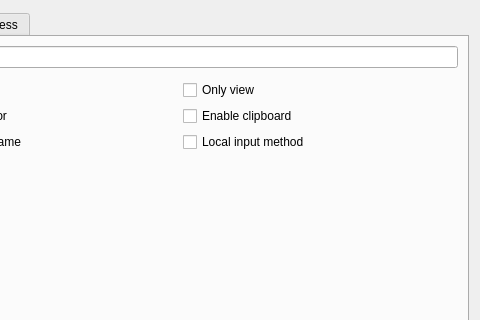
This is Plugins/LibVNCServer/Client/DlgSettingsLibVnc.ui in KangLin/RabbitRemoteControl as Qt 5 draws it before an edit; both pictures show x 120 to 600 and y 0 to 320 of the 600 by 450 pixel window. The edited form follows.
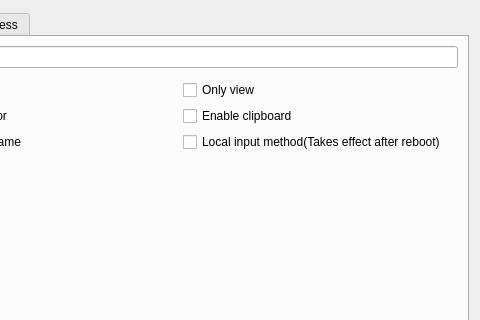
This is the edited form. Icons and pictures are not drawn. Custom widgets are drawn as their Qt base class.

The edit to the form file:
```diff
--- a/Plugins/LibVNCServer/Client/DlgSettingsLibVnc.ui
+++ b/Plugins/LibVNCServer/Client/DlgSettingsLibVnc.ui
@@ -133,7 +133,7 @@
          <item>
           <widget class="QCheckBox" name="cbInputMethod">
            <property name="text">
-            <string>Local input method</string>
+            <string>Local input method(Takes effect after reboot)</string>
            </property>
           </widget>
          </item>
```
